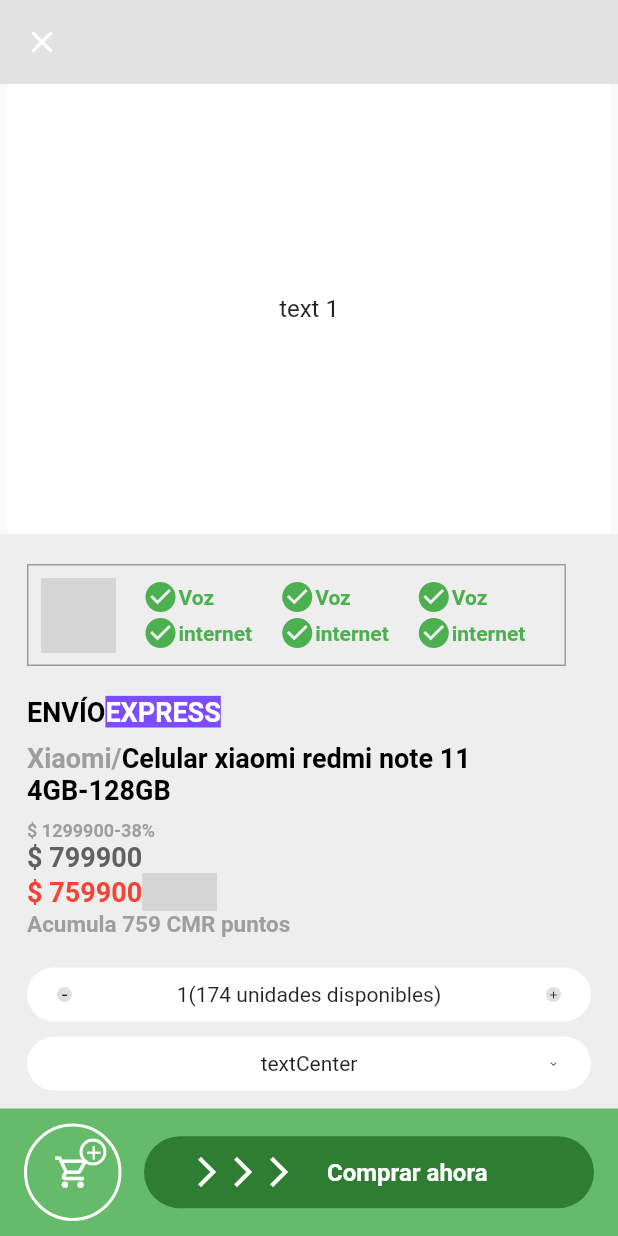
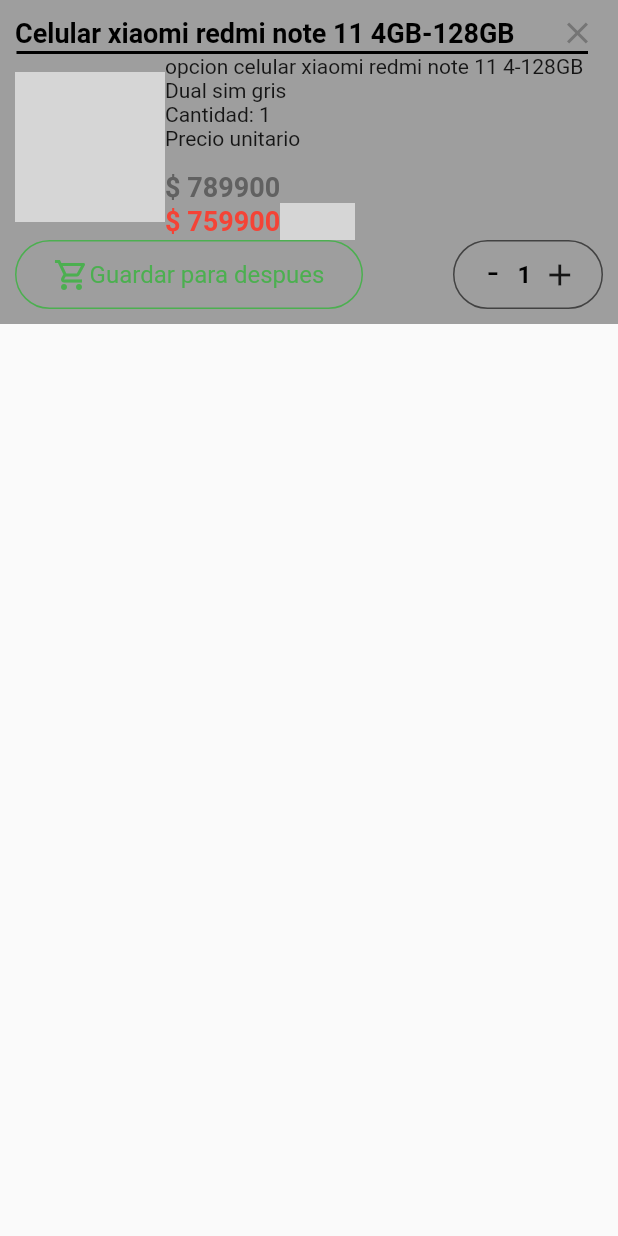
Before and after one commit to berri12/proyect, a Flutter app: the screen it shows after launch, on a phone screen of 412 x 824 dp. Run offline on Flutter 3.47's test engine with Material 2 defaults, Android fonts, the phone set to English and light mode, and no system bars; network calls fail; grey boxes are pictures that could not be loaded.

Commit message:
creat cart screen

```diff
--- /dev/null
+++ b/lib/features/screens/cart/ui/widget/button_cart widget.dart
@@ -0,0 +1,31 @@
+import 'package:flutter/material.dart';
+
+class ButtonCartWidget extends StatelessWidget {
+  const ButtonCartWidget({super.key});
+
+  @override
+  Widget build(BuildContext context) {
+    return Container(
+      padding: EdgeInsets.symmetric(vertical: 10, horizontal: 15),
+      decoration: BoxDecoration(
+        borderRadius: BorderRadius.circular(30),
+        border: Border.all(
+          color: Colors.green,
+        ),
+      ),
+      child: Row(
+        mainAxisAlignment: MainAxisAlignment.center,
+        children: [
+          Icon(
+            Icons.shopping_cart_outlined,
+            color: Colors.green,
+          ),
+          Text(
+            'Guardar para despues',
+            style: TextStyle(color: Colors.green.shade500, fontSize: 16),
+          )
+        ],
+      ),
+    );
+  }
+}
--- /dev/null
+++ b/lib/features/screens/cart/ui/widget/button_counter_product_cart_widget.dart
@@ -0,0 +1,63 @@
+import 'package:flutter/material.dart';
+
+class ButtonCounterProductCartWidget extends StatelessWidget {
+  const ButtonCounterProductCartWidget({super.key});
+
+  @override
+  Widget build(BuildContext context) {
+    return Container(
+      width: 100,
+      padding: const EdgeInsets.symmetric(vertical: 10, horizontal: 15),
+      decoration: BoxDecoration(
+        borderRadius: BorderRadius.circular(30),
+        border: Border.all(
+          color: Colors.grey.shade800,
+        ),
+      ),
+      child: Row(
+        children: [
+          GestureDetector(
+            child: Container(
+              height: 20,
+              width: 20,
+              color: Colors.transparent,
+              child: Stack(
+                children: const [
+                  Positioned(
+                    bottom: -3,
+                    right: 6,
+                    child: Text(
+                      '-',
+                      style: TextStyle(
+                        fontSize: 25,
+                        fontWeight: FontWeight.w400,
+                        color: Colors.black,
+                      ),
+                    ),
+                  ),
+                ],
+              ),
+            ),
+          ),
+          const SizedBox(
+            width: 7,
+          ),
+          const Text(
+            '1',
+            style: TextStyle(
+              fontSize: 16,
+              fontWeight: FontWeight.w600,
+              color: Colors.black,
+            ),
+          ),
+          const SizedBox(
+            width: 7,
+          ),
+          GestureDetector(
+            child: const Icon(Icons.add),
+          ),
+        ],
+      ),
+    );
+  }
+}
--- /dev/null
+++ b/lib/features/screens/cart/ui/widget/cart_screen.dart
@@ -0,0 +1,16 @@
+import 'package:flutter/material.dart';
+
+import 'product_cart_widget.dart';
+
+class CartScreen extends StatelessWidget {
+  const CartScreen({super.key});
+
+  @override
+  Widget build(BuildContext context) {
+    return Scaffold(
+      body: Column(
+        children: [ProductCartwidget()],
+      ),
+    );
+  }
+}
--- /dev/null
+++ b/lib/features/screens/cart/ui/widget/product_cart_widget.dart
@@ -0,0 +1,131 @@
+import 'package:flutter/material.dart';
+import 'package:proyect/features/screens/cart/ui/widget/button_cart%20widget.dart';
+import 'package:proyect/features/screens/cart/ui/widget/button_counter_product_cart_widget.dart';
+
+class ProductCartwidget extends StatelessWidget {
+  const ProductCartwidget({super.key});
+
+  @override
+  Widget build(BuildContext context) {
+    return Column(
+      children: [
+        Container(
+          padding: EdgeInsets.symmetric(
+            vertical: 10,
+            horizontal: 10,
+          ),
+          decoration: BoxDecoration(
+            color: Colors.grey,
+          ),
+          child: Column(
+            children: [
+              Row(
+                children: [
+                  const Text(
+                    'Celular xiaomi redmi note 11 4GB-128GB',
+                    style: TextStyle(
+                      fontSize: 18,
+                      color: Colors.black,
+                      fontWeight: FontWeight.w700,
+                    ),
+                  ),
+                  const SizedBox(
+                    width: 30,
+                  ),
+                  Icon(
+                    Icons.close,
+                    color: Colors.grey.shade600,
+                  )
+                ],
+              ),
+              const Divider(
+                color: Colors.black,
+                height: 2,
+                indent: 1,
+                endIndent: 10,
+                thickness: 2,
+              ),
+              Row(
+                children: [
+                  Image.network(
+                    'https://tecnologiafenix.com/assets/uploads/780d3a40eeb3733d5b0b07329870d735.jpg',
+                    height: 100,
+                    width: 100,
+                  ),
+                  Column(
+                    crossAxisAlignment: CrossAxisAlignment.start,
+                    children: [
+                      Text('opcion celular xiaomi redmi note 11 4-128GB'),
+                      Text('Dual sim gris'),
+                      Text('Cantidad: 1'),
+                      Text('Precio unitario'),
+                      Row(
+                        children: const [
+                          Text(
+                            '\$ 1299900',
+                            style: TextStyle(
+                              color: Colors.grey,
+                              fontSize: 12,
+                              fontWeight: FontWeight.w600,
+                            ),
+                          ),
+                          Text(
+                            '-39%',
+                            style: TextStyle(
+                              color: Colors.grey,
+                              fontSize: 12,
+                              fontWeight: FontWeight.w600,
+                            ),
+                          )
+                        ],
+                      ),
+                      Text(
+                        '\$ 789900',
+                        style: TextStyle(
+                          color: Colors.grey.shade700,
+                          fontSize: 18,
+                          fontWeight: FontWeight.w600,
+                        ),
+                      ),
+                      Row(
+                        children: [
+                          const Text(
+                            '\$ 759900',
+                            style: TextStyle(
+                              color: Colors.red,
+                              fontSize: 18,
+                              fontWeight: FontWeight.w600,
+                            ),
+                          ),
+                          Image.network(
+                            'https://www.seekpng.com/png/full/148-1483954_flecha-roja-derecha-mi-tn-.png',
+                            height: 25,
+                            width: 25,
+                          ),
+                          Image.network(
+                            'https://s3.amazonaws.com/marketplace.comparaonline.com/marketplace/credit-card/cmr-falabella/CMR_CONTACTLESS.png',
+                            height: 25,
+                            width: 25,
+                          ),
+                        ],
+                      ),
+                    ],
+                  ),
+                ],
+              ),
+              Row(
+                children: const [
+                  Expanded(child: ButtonCartWidget()),
+                  SizedBox(
+                    width: 60,
+                  ),
+                  ButtonCounterProductCartWidget()
+                ],
+              )
+            ],
+          ),
+        ),
+      ],
+    );
+  }
+}
--- a/lib/main.dart
+++ b/lib/main.dart
@@ -1,4 +1,5 @@
 import 'package:flutter/material.dart';
+import 'package:proyect/features/screens/cart/ui/widget/cart_screen.dart';
 import 'package:proyect/features/screens/product/ui/product_view_screen.dart';
 
 void main() {
@@ -40,6 +41,6 @@ class _MyHomePageState extends State<MyHomePage> {
 
   @override
   Widget build(BuildContext context) {
-    return const ProductViewScreen();
+    return const CartScreen();
   }
 }
```
